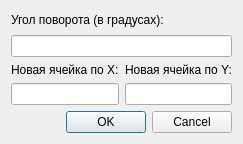
Above: Proj/rotationchooser.ui from TheSawIsTheLaw/ComputerGraphicsCoursework before the change. Below: the same form after it.
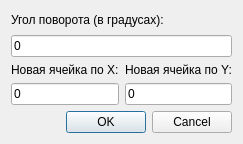
That is the form after the change.

```diff
--- a/Proj/rotationchooser.ui
+++ b/Proj/rotationchooser.ui
@@ -22,15 +22,27 @@
     </widget>
    </item>
    <item>
-    <widget class="QLineEdit" name="lineEdit"/>
+    <widget class="QLineEdit" name="lineEdit">
+     <property name="text">
+      <string>0</string>
+     </property>
+    </widget>
    </item>
    <item>
     <layout class="QGridLayout" name="gridLayout">
      <item row="1" column="0">
-      <widget class="QLineEdit" name="lineEdit_4"/>
+      <widget class="QLineEdit" name="lineEdit_4">
+       <property name="text">
+        <string>0</string>
+       </property>
+      </widget>
      </item>
      <item row="1" column="1">
-      <widget class="QLineEdit" name="lineEdit_3"/>
+      <widget class="QLineEdit" name="lineEdit_3">
+       <property name="text">
+        <string>0</string>
+       </property>
+      </widget>
      </item>
      <item row="0" column="0">
       <widget class="QLabel" name="label_3">
```
